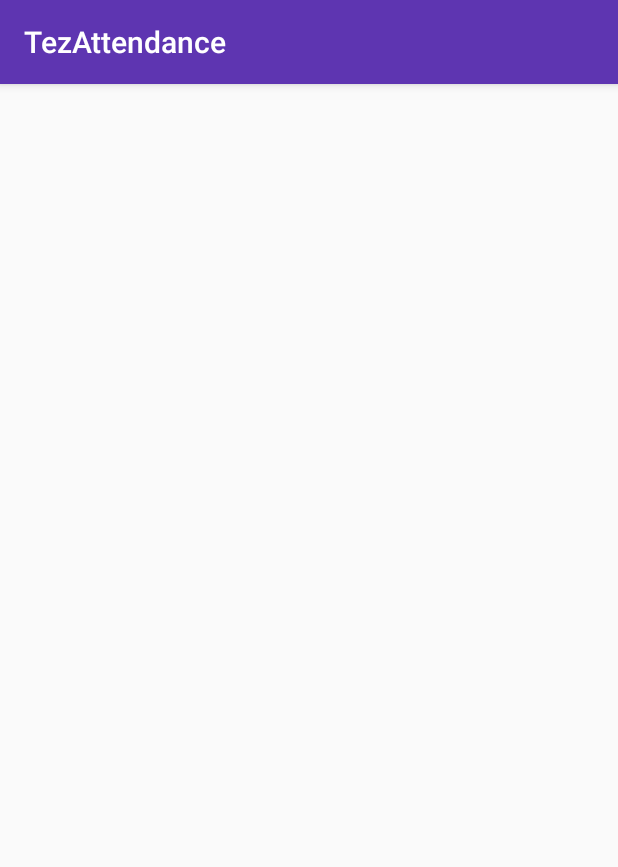
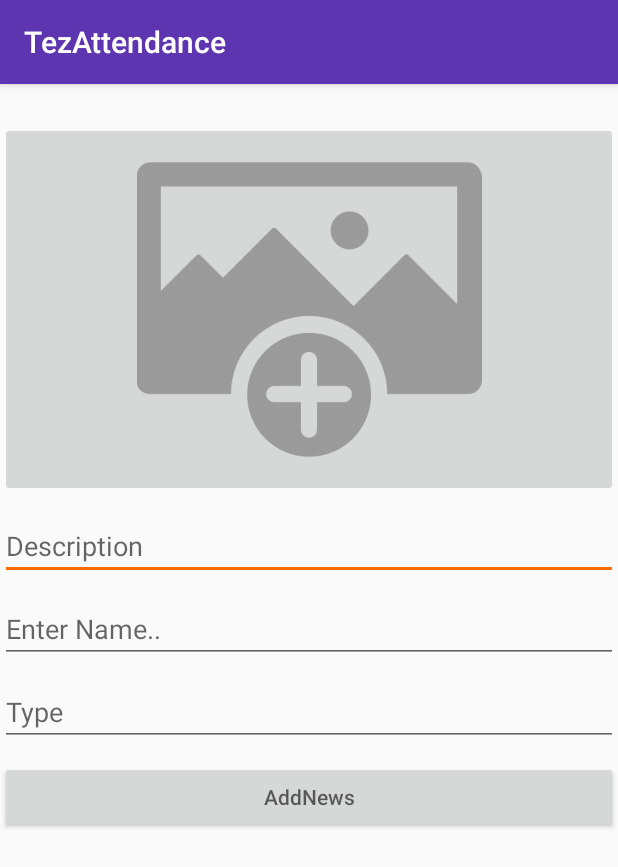
Before and after one commit to Mumbaikar007/FinalUnscript2k18, an Android app: the TeacherAddNews screen opened directly, with no data from a screen before it, on a phone screen of 412 x 824 dp. Shown: the top 867 px of the screen. Run offline under Robolectric (Android 15) with nearby library versions, the phone set to English and light mode, and no system bars; our stand-ins replace Firebase (no records; nobody signed in at launch, a user with empty details on screens opened directly); 1 statement that could not run was skipped.

Commit message:
news image storage

```diff
--- a/Android/app/src/main/java/com/example/optimus/tezattendance/ProfileActivity.java
+++ b/Android/app/src/main/java/com/example/optimus/tezattendance/ProfileActivity.java
@@ -235,7 +235,8 @@ public class ProfileActivity extends AppCompatActivity implements View.OnClickLi
         }
 
         if ( view == buttonAddNews){
-
+            Intent addNews = new Intent(ProfileActivity.this,TeacherAddNews.class);
+            startActivity(addNews);
         }
 
     }
--- a/Android/app/src/main/java/com/example/optimus/tezattendance/TeacherAddNews.java
+++ b/Android/app/src/main/java/com/example/optimus/tezattendance/TeacherAddNews.java
@@ -1,13 +1,137 @@
 package com.example.optimus.tezattendance;
 
+import android.app.ProgressDialog;
+import android.content.Intent;
+import android.net.Uri;
+import android.preference.PreferenceManager;
+import android.support.annotation.NonNull;
 import android.support.v7.app.AppCompatActivity;
 import android.os.Bundle;
+import android.text.TextUtils;
+import android.util.EventLogTags;
+import android.view.MenuItem;
+import android.support.v7.widget.Toolbar;
+import android.view.View;
+import android.widget.Button;
+import android.widget.EditText;
+import android.widget.ImageButton;
+import android.widget.ImageView;
+import android.widget.Toast;
+
+import com.google.android.gms.tasks.OnCompleteListener;
+import com.google.android.gms.tasks.Task;
+import com.google.firebase.auth.FirebaseAuth;
+import com.google.firebase.database.DataSnapshot;
+import com.google.firebase.database.DatabaseError;
+import com.google.firebase.database.DatabaseReference;
+import com.google.firebase.database.FirebaseDatabase;
+import com.google.firebase.database.ValueEventListener;
+import com.google.firebase.storage.FirebaseStorage;
+import com.google.firebase.storage.StorageReference;
+import com.google.firebase.storage.UploadTask;
 
 public class TeacherAddNews extends AppCompatActivity {
+     EditText newsName , newsType ,newsDesc;
+     private String newsdesc;
+    private ImageView newsImage;
+    private Button addNews;
+    private FirebaseAuth firebaseAuth;
+    private DatabaseReference databaseReference,newsRef;
+    private static final int Gallery_Pick= 1;
+    private StorageReference newsImagesRef;
+    private Uri Imageuri;
+    private String downloadUrl;
 
     @Override
     protected void onCreate(Bundle savedInstanceState) {
         super.onCreate(savedInstanceState);
         setContentView(R.layout.activity_teacher_add_news);
+        newsDesc = findViewById(R.id.newsDesc);
+        newsName = findViewById(R.id.newsName);
+        newsType = findViewById(R.id.newsType);
+        addNews =  findViewById(R.id.addNews);
+
+        firebaseAuth= FirebaseAuth.getInstance();
+        databaseReference = FirebaseDatabase.getInstance().getReference();
+        newsRef = FirebaseDatabase.getInstance().getReference().child("news");
+        newsImagesRef = FirebaseStorage.getInstance().getReference();
+
+
+        if(firebaseAuth.getCurrentUser() == null){
+            //user is not logged in
+            finish();
+            startActivity(new Intent(this,LoginActivity.class));
+        }
+        newsImage.setOnClickListener(new View.OnClickListener() {
+            @Override
+            public void onClick(View v) {
+                OpenGallery();
+            }
+        });
+        addNews.setOnClickListener(new View.OnClickListener() {
+            @Override
+            public void onClick(View v) {
+                ValidatePostInfo();
+            }
+        });
+
     }
+
+        private void ValidatePostInfo() {
+            newsdesc = newsDesc.getText().toString();
+            if(Imageuri==null){
+                Toast.makeText(this, "Please Select One Image...", Toast.LENGTH_SHORT).show();
+            }
+            else if(TextUtils.isEmpty(newsdesc)){
+                Toast.makeText(this, "Add description to the image", Toast.LENGTH_SHORT).show();
+            }      else{
+
+                StoringImageToFirebaseStorage();
+            }
+        }
+
+
+
+
+
+
+    private void StoringImageToFirebaseStorage() {
+        StorageReference filePath = newsImagesRef.child("NewsImages").child(Imageuri.getLastPathSegment()+"newsfrcrce.jpg");
+        filePath.putFile(Imageuri).addOnCompleteListener(new OnCompleteListener<UploadTask.TaskSnapshot>() {
+            @Override
+            public void onComplete(@NonNull Task<UploadTask.TaskSnapshot> task) {
+                if(task.isSuccessful()){
+                    downloadUrl = task.getResult().getDownloadUrl().toString();
+
+                    Toast.makeText(TeacherAddNews.this, "Image Uploaded successfully", Toast.LENGTH_SHORT).show();
+                    SavingPostInformationToDatabase();
+                }
+                else{
+                    String message = task.getException().getMessage();
+                    Toast.makeText(TeacherAddNews.this, "Error :"+ message, Toast.LENGTH_SHORT).show( );
+                }
+            }
+        });
+
+    }
+
+    private void SavingPostInformationToDatabase() {
+
+    }
+
+    private void OpenGallery() {
+        Intent gallery = new Intent();
+        gallery.setAction(Intent.ACTION_GET_CONTENT);
+        gallery.setType("image/*");
+        startActivityForResult(gallery,Gallery_Pick);
+    }
+    @Override
+    protected void onActivityResult(int requestCode, int resultCode, Intent data) {
+        super.onActivityResult(requestCode, resultCode, data);
+        if(requestCode==Gallery_Pick && resultCode==RESULT_OK){
+            Imageuri = data.getData();
+            newsImage.setImageURI(Imageuri);
+        }
+    }
+
 }
--- a/Android/app/src/main/res/layout/activity_student_news.xml
+++ b/Android/app/src/main/res/layout/activity_student_news.xml
@@ -1,9 +1,10 @@
 <?xml version="1.0" encoding="utf-8"?>
-<android.support.constraint.ConstraintLayout xmlns:android="http://schemas.android.com/apk/res/android"
+<RelativeLayout xmlns:android="http://schemas.android.com/apk/res/android"
     xmlns:app="http://schemas.android.com/apk/res-auto"
     xmlns:tools="http://schemas.android.com/tools"
     android:layout_width="match_parent"
     android:layout_height="match_parent"
     tools:context="com.example.optimus.tezattendance.StudentNews">
 
-</android.support.constraint.ConstraintLayout>
+
+</RelativeLayout>
--- a/Android/app/src/main/res/layout/activity_teacher_add_news.xml
+++ b/Android/app/src/main/res/layout/activity_teacher_add_news.xml
@@ -1,9 +1,48 @@
 <?xml version="1.0" encoding="utf-8"?>
-<android.support.constraint.ConstraintLayout xmlns:android="http://schemas.android.com/apk/res/android"
+<RelativeLayout xmlns:android="http://schemas.android.com/apk/res/android"
     xmlns:app="http://schemas.android.com/apk/res-auto"
     xmlns:tools="http://schemas.android.com/tools"
     android:layout_width="match_parent"
     android:layout_height="match_parent"
     tools:context="com.example.optimus.tezattendance.TeacherAddNews">
 
-</android.support.constraint.ConstraintLayout>
+    <ImageButton
+        android:id="@+id/newsImage"
+        android:layout_width="match_parent"
+        android:layout_height="250dp"
+        android:layout_alignParentStart="true"
+        android:layout_marginTop="25dp"
+        android:scaleType="fitCenter"
+        app:srcCompat="@drawable/select_image" />
+    <EditText
+        android:layout_width="match_parent"
+        android:layout_height="wrap_content"
+        android:hint="Description"
+        android:layout_marginTop="10dp"
+        android:layout_below="@+id/newsImage"
+        android:id="@+id/newsDesc"/>
+    <EditText
+        android:layout_width="match_parent"
+        android:layout_height="wrap_content"
+        android:layout_below="@+id/newsDesc"
+        android:layout_marginTop="10dp"
+        android:hint="Enter Name.."
+        android:id="@+id/newsName"/>
+    <EditText
+        android:layout_width="match_parent"
+        android:layout_height="wrap_content"
+        android:layout_below="@+id/newsName"
+        android:hint="Type"
+        android:layout_marginTop="10dp"
+        android:id="@+id/newsType"/>
+    <Button
+        android:layout_width="match_parent"
+        android:layout_height="wrap_content"
+        android:id="@+id/addNews"
+        android:hint="AddNews"
+        android:layout_marginTop="10dp"
+        android:layout_below="@+id/newsType"/>
+
+
+
+</RelativeLayout>
```
Also changed, not shown: Android/app/build.gradle (+5 -3 lines), Android/app/src/main/java/com/example/optimus/tezattendance/LoginActivity.java (+21 -24 lines), Android/app/src/main/java/com/example/optimus/tezattendance/News.java (+35 -3 lines), Android/app/src/main/res/layout/activity_login.xml (+20 -13 lines), Android/app/src/main/res/drawable-v24/select_image.png (added).
